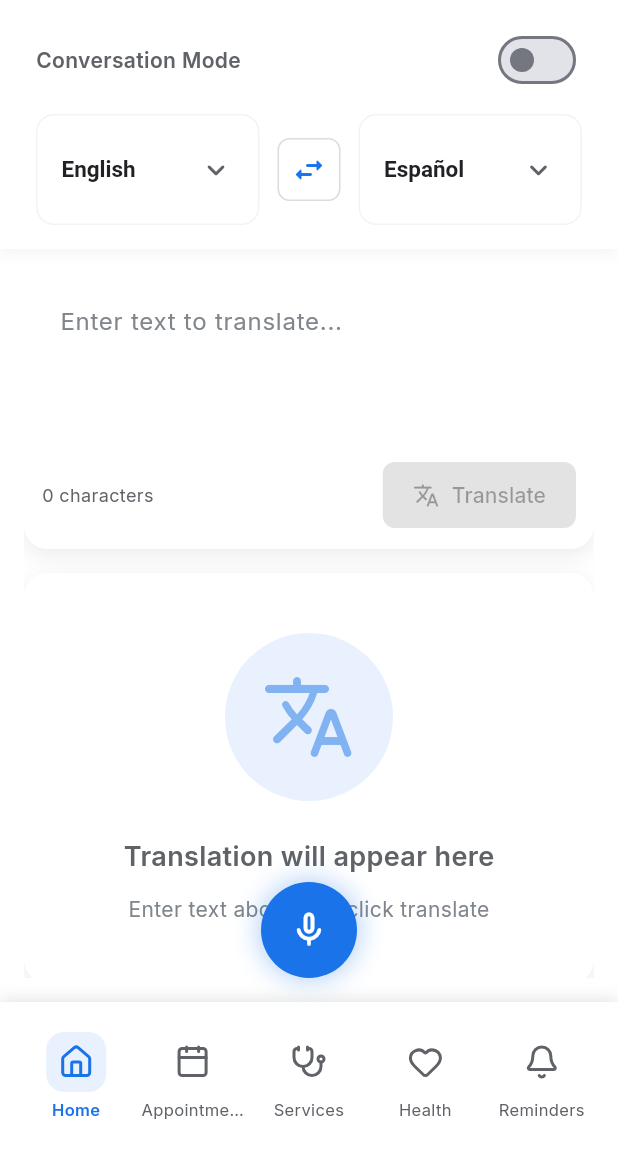
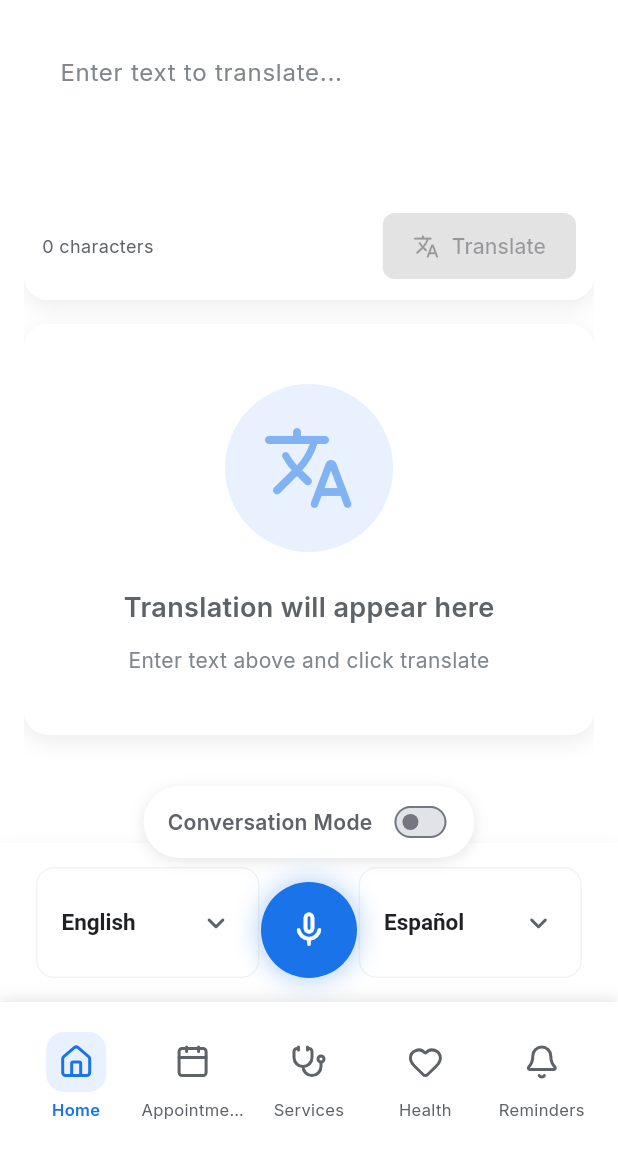
Before and after one commit to Kingmaker-RK/Medicus1, a Flutter app: the TranslationScreen screen opened by its route, on a phone screen of 412 x 824 dp, the part 84-1236 px from its top. Run offline on Flutter 3.47's test engine with Material 3 defaults, Android fonts, the phone set to English and light mode, and no system bars; our stand-ins replace dio, firebase_auth, firebase_core, flutter_tts, go_router, google_fonts and 6 more; missing offline and left inert: deepl_dart; accounts and stored records are empty.

Commit message:
Update translation screen

```diff
--- a/lib/screens/translation_screen.dart
+++ b/lib/screens/translation_screen.dart
@@ -117,9 +117,6 @@ class _TranslationScreenState extends State<TranslationScreen>
       drawer: _buildNavigationDrawer(context, userProvider),
       body: Column(
         children: [
-          // Modern language selector bar
-          _buildModernLanguageBar(translationProvider, userProvider),
-
           // Main translation area
           Expanded(
             child: Container(
@@ -130,13 +127,68 @@ class _TranslationScreenState extends State<TranslationScreen>
             ),
           ),
 
+          // Modern language selector bar
+          _buildModernLanguageBar(translationProvider, userProvider),
+
           // Medical context section (if available)
           if (translationProvider.currentTranslation != null)
             _buildMedicalContextSection(translationProvider),
         ],
       ),
       // Floating microphone button
-      floatingActionButton: _buildFloatingMicButton(translationProvider),
+      floatingActionButton: Column(
+        mainAxisSize: MainAxisSize.min,
+        children: [
+          // Conversation Mode Toggle
+          Container(
+            margin: const EdgeInsets.only(bottom: 16),
+            padding: const EdgeInsets.symmetric(horizontal: 16, vertical: 8),
+            decoration: BoxDecoration(
+              color: Colors.white,
+              borderRadius: BorderRadius.circular(24),
+              boxShadow: [
+                BoxShadow(
+                  color: Colors.black.withOpacity(0.1),
+                  blurRadius: 8,
+                  offset: const Offset(0, 2),
+                ),
+              ],
+            ),
+            child: Row(
+              mainAxisSize: MainAxisSize.min,
+              children: [
+                Text(
+                  'Conversation Mode',
+                  style: TextStyle(
+                    fontSize: 14,
+                    fontWeight: FontWeight.w600,
+                    color: _isConversationMode
+                        ? AppColors.accent
+                        : AppColors.textSecondary,
+                  ),
+                ),
+                const SizedBox(width: 12),
+                SizedBox(
+                  height: 32,
+                  child: FittedBox(
+                    fit: BoxFit.fill,
+                    child: Switch.adaptive(
+                      value: _isConversationMode,
+                      activeColor: AppColors.accent,
+                      onChanged: (value) {
+                        setState(() {
+                          _isConversationMode = value;
+                        });
+                      },
+                    ),
+                  ),
+                ),
+              ],
+            ),
+          ),
+          _buildFloatingMicButton(translationProvider),
+        ],
+      ),
       floatingActionButtonLocation: FloatingActionButtonLocation.centerFloat,
       endDrawer: _buildHistoryDrawer(translationProvider),
       bottomNavigationBar: const AppBottomNavigationBar(currentIndex: 0),
@@ -213,31 +265,6 @@ class _TranslationScreenState extends State<TranslationScreen>
       ),
       child: Column(
         children: [
-          Row(
-            mainAxisAlignment: MainAxisAlignment.spaceBetween,
-            children: [
-              Text(
-                'Conversation Mode',
-                style: TextStyle(
-                  fontSize: 14,
-                  fontWeight: FontWeight.w600,
-                  color: _isConversationMode
-                      ? AppColors.accent
-                      : AppColors.textSecondary,
-                ),
-              ),
-              Switch.adaptive(
-                value: _isConversationMode,
-                activeColor: AppColors.accent,
-                onChanged: (value) {
-                  setState(() {
-                    _isConversationMode = value;
-                  });
-                },
-              ),
-            ],
-          ),
-          const SizedBox(height: 12),
           Row(
             children: [
               // Source language
```
